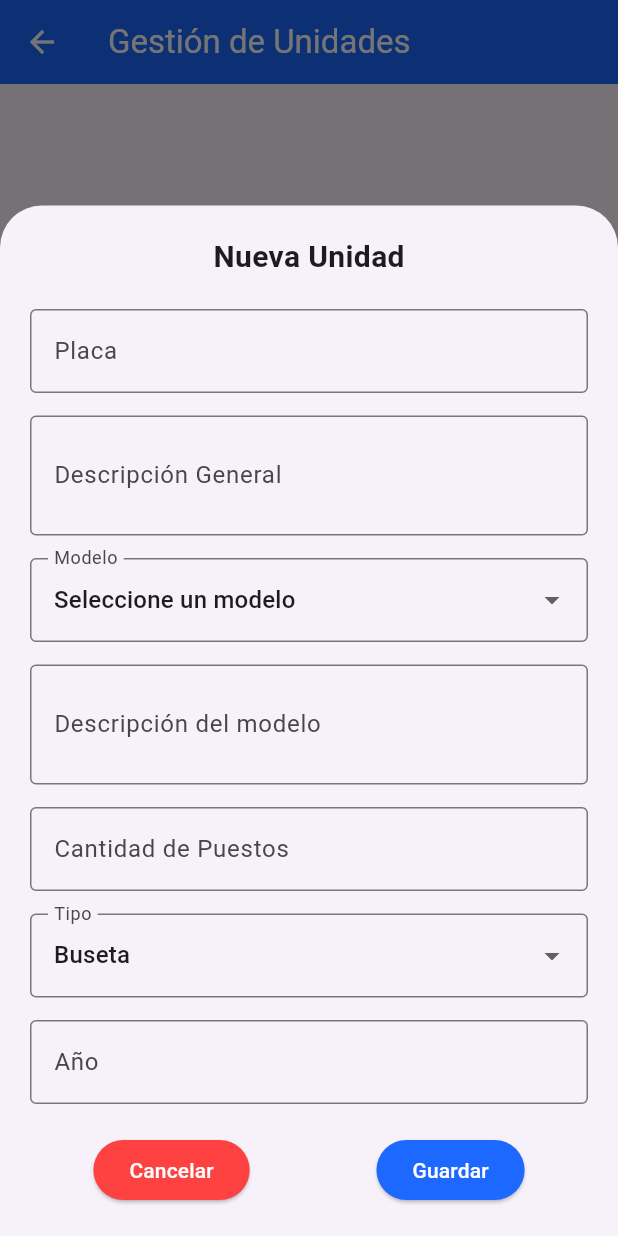
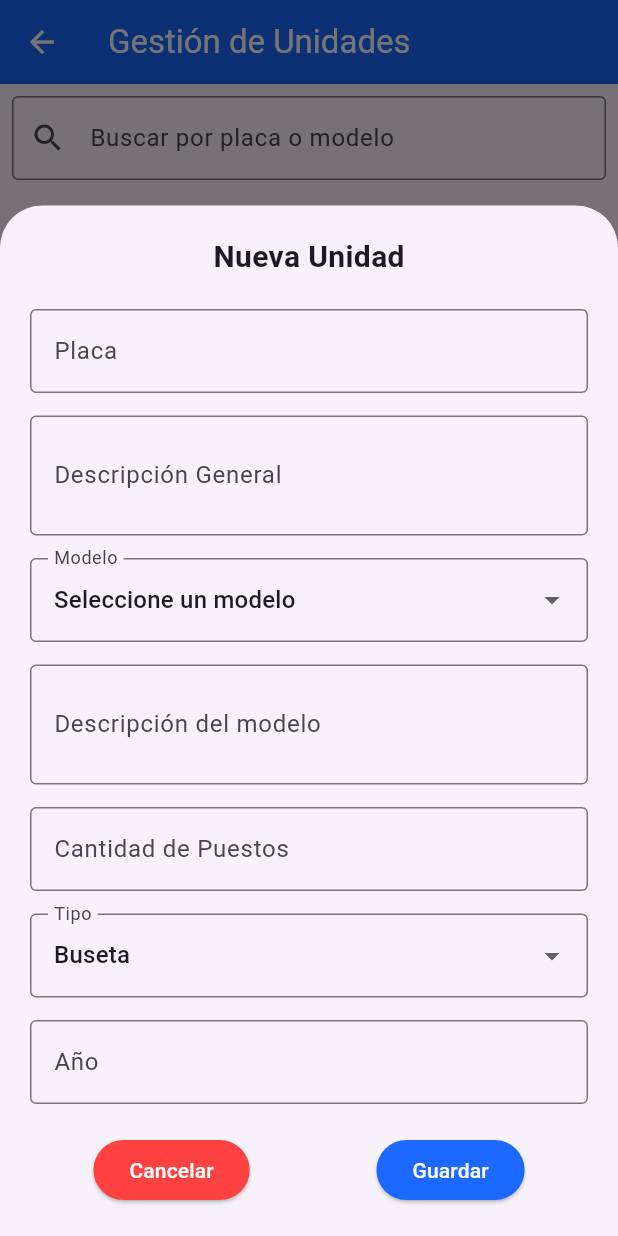
Before and after one commit to Utech17/unidades_manager, a Flutter app: the UnidadesList screen opened by its route, after a tap on the "add" icon, on a phone screen of 412 x 824 dp. Run offline on Flutter 3.47's test engine with Material 3 defaults, Android fonts, the phone set to English and light mode, and no system bars; our stand-ins replace image_picker, shared_preferences; accounts and stored records are empty.

Commit message:
peldon maikel

```diff
--- a/lib/src/unidades_list.dart
+++ b/lib/src/unidades_list.dart
@@ -58,10 +58,7 @@ class _UnidadesListState extends State<UnidadesList> {
   Future<void> _fetchUnidades() async {
     if (_serverUrl == null) return;
     try {
-      final url = Uri.parse(
-        '$_serverUrl'
-        'units',
-      );
+      final url = Uri.parse('$_serverUrl''units');
       final response = await http.get(url);
       if (response.statusCode == 200) {
         final List<dynamic> data = json.decode(response.body);
@@ -84,17 +81,31 @@ class _UnidadesListState extends State<UnidadesList> {
               'tipo': unidad['type'] ?? '',
               'anio': unidad['year'] ?? 0,
             });
-            _unidadesFiltradas = List.from(_unidades);
             if (modelCode.isNotEmpty) {
               modelosApi.add(modelCode);
               descripcionesModelosApi[modelCode] = modelDesc;
             }
           }
+          _unidadesFiltradas = List.from(_unidades); // Inicializa filtradas
         });
+      } else {
+        developer.log('Error al obtener unidades: \\${response.statusCode}', name: 'api_error');
       }
-    } catch (e, stack) {
-      print('Error en _fetchUnidades: $e\n$stack');
+    } catch (e) {
+      developer.log('Error de red al obtener unidades: $e', name: 'api_error');
     }
+  }
+
+  void _filtrarUnidades(String query) {
+    setState(() {
+      _unidadesFiltradas = _unidades.where((unidad) {
+        final placa = unidad['placa']?.toLowerCase() ?? '';
+        final modelo = unidad['modelo']?.toLowerCase() ?? '';
+        final descModelo = unidad['descripcionModelo']?.toLowerCase() ?? '';
+        final filtro = query.toLowerCase();
+        return placa.contains(filtro) || modelo.contains(filtro) || descModelo.contains(filtro);
+      }).toList();
+    });
   }
 
   Future<void> _fetchModelosApi() async {
@@ -120,7 +131,7 @@ class _UnidadesListState extends State<UnidadesList> {
         });
       }
     } catch (e, stack) {
-      print('Error en _fetchModelosApi: $e\n$stack');
+      developer.log('Error en _fetchModelosApi: $e\n$stack', name: 'api_error');
     }
   }
 
@@ -151,7 +162,7 @@ class _UnidadesListState extends State<UnidadesList> {
         );
       }
     } catch (e, stack) {
-      print('Error en _eliminarUnidadApi: $e\n$stack');
+      developer.log('Error en _eliminarUnidadApi: $e\n$stack', name: 'api_error');
       if (!mounted) return;
       ScaffoldMessenger.of(
         context,
@@ -212,6 +223,9 @@ class _UnidadesListState extends State<UnidadesList> {
       _puestosController.clear();
       _anioController.clear();
     }
+
+    // Verificar si el widget sigue montado antes de usar context
+    if (!mounted) return;
 
     // abrir el modal
     showModalBottomSheet(
@@ -275,7 +289,7 @@ class _UnidadesListState extends State<UnidadesList> {
                             '${modelo['modelCode']} - ${modelo['description']}',
                           ),
                         );
-                      }).toList(),
+                      }),
                     ],
                     onChanged:
                         soloConsulta
@@ -436,7 +450,7 @@ void _agregarUnidad() async {
     } else {
       if (!mounted) return;
       ScaffoldMessenger.of(context).showSnackBar(
-        SnackBar(content: Text('Error al agregar: ${response.statusCode}')),
+        SnackBar(content: Text('Error al agregar: \\${response.statusCode}')),
       );
     }
   } catch (e) {
@@ -506,12 +520,27 @@ void _agregarUnidad() async {
         backgroundColor: AppColors.primary,
         foregroundColor: AppTextColors.inverseText,
       ),
-      body:
-          _cargando
+      body: _cargando
     ? const Center(child: CircularProgressIndicator())
-              : _unidades.isEmpty
+    : Column(
+        children: [
+          Padding(
+            padding: const EdgeInsets.all(8.0),
+            child: TextField(
+              controller: _searchController,
+              onChanged: _filtrarUnidades,
+              decoration: const InputDecoration(
+                labelText: 'Buscar por placa o modelo',
+                border: OutlineInputBorder(),
+                prefixIcon: Icon(Icons.search),
+              ),
+            ),
+          ),
+          Expanded(
+            child: _unidadesFiltradas.isEmpty
                 ? Center(
-                child: Column(
+                    child: _unidades.isEmpty
+                        ? Column(
                             mainAxisAlignment: MainAxisAlignment.center,
                             children: [
                               const Icon(
@@ -536,23 +565,22 @@ void _agregarUnidad() async {
                                 ),
                               ),
                             ],
+                          )
+                        : Text(
+                            'No hay resultados',
+                            style: TextStyle(color: AppTextColors.disabledText),
                           ),
                   )
                 : ListView.builder(
-                itemCount: _unidades.length,
+                    itemCount: _unidadesFiltradas.length,
                     itemBuilder: (context, index) {
-                  final unidad = _unidades[index];
-                  final descripcionModelo =
-                      _modelosApi.firstWhere(
+                      final unidad = _unidadesFiltradas[index];
+                      final descripcionModelo = _modelosApi.firstWhere(
                         (m) => m['modelCode'] == unidad['modelo'],
                         orElse: () => {'description': ''},
-                      )['description'] ??
-                      '';
+                      )['description'] ?? '';
                       return Card(
-                    margin: const EdgeInsets.symmetric(
-                      horizontal: 10,
-                      vertical: 5,
-                    ),
+                        margin: const EdgeInsets.symmetric(horizontal: 10, vertical: 5),
                         child: InkWell(
                           onTap: () {
                             _mostrarFormulario(unidad: unidad, soloConsulta: true);
@@ -561,10 +589,7 @@ void _agregarUnidad() async {
                             padding: const EdgeInsets.all(8.0),
                             child: Row(
                               children: [
-                            const Icon(
-                              Icons.directions_bus,
-                              color: AppColors.primary,
-                            ),
+                                const Icon(Icons.directions_bus, color: AppColors.primary),
                                 const SizedBox(width: 10),
                                 Expanded(
                                   child: Column(
@@ -572,23 +597,16 @@ void _agregarUnidad() async {
                                     children: [
                                       Text(
                                         unidad['placa'],
-                                    style: const TextStyle(
-                                      fontWeight: FontWeight.bold,
-                                    ),
+                                        style: const TextStyle(fontWeight: FontWeight.bold),
                                       ),
                                       const SizedBox(height: 4),
-                                  Text(
-                                    '${unidad['modelo']} - ${unidad['tipo']}',
-                                  ),
+                                      Text('${unidad['modelo']} - ${unidad['tipo']}'),
                                       if (descripcionModelo.isNotEmpty)
                                         Padding(
                                           padding: const EdgeInsets.only(top: 4.0),
                                           child: Text(
                                             descripcionModelo,
-                                        style: TextStyle(
-                                          fontSize: 12,
-                                          color: Colors.grey[600],
-                                        ),
+                                            style: TextStyle(fontSize: 12, color: Colors.grey[600]),
                                           ),
                                         ),
                                     ],
@@ -624,6 +642,9 @@ void _agregarUnidad() async {
                       );
                     },
                   ),
+          ),
+        ],
+      ),
       floatingActionButton: FloatingActionButton(
         onPressed: () => _mostrarFormulario(),
         backgroundColor: AppColors.primary,
```
Lines whose indentation alone changed are shown as unchanged.
